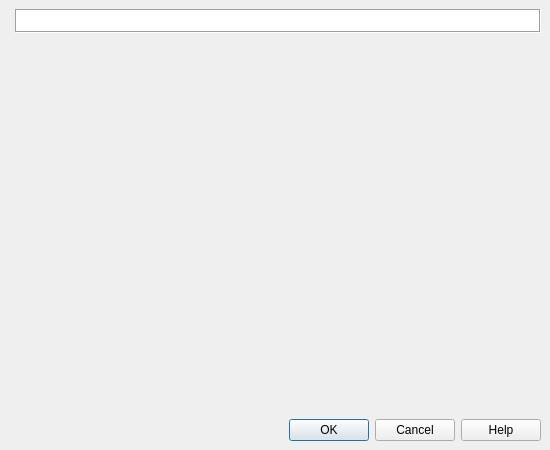
This is vbox/src/VBox/Frontends/VirtualBox/src/settings/UISettingsDialog.ui in jljuxgm/vboxgit as Qt 5 draws it before an edit. The edited form follows.
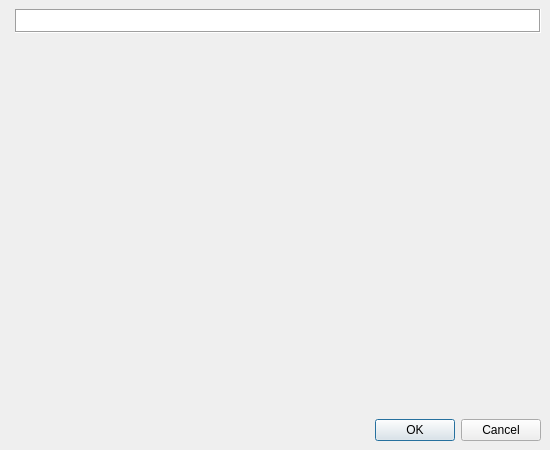
This is the edited form. Custom widgets are drawn as their Qt base class.

Commit message:
commit_59725 ------------------------------------------------------------------------ r59725 | vboxsync | 2016-02-18 22:54:45 +0800 (Thu, 18 Feb 2016) | 1 line
FE/Qt: Qt5 migration (part 95): Preferences/Settings Dialogs: Do not use Help button for now, easiest fix for Qt5 modal dialog vs cocoa native widgets disaster.
------------------------------------------------------------------------

```diff
--- a/vbox/src/VBox/Frontends/VirtualBox/src/settings/UISettingsDialog.ui
+++ b/vbox/src/VBox/Frontends/VirtualBox/src/settings/UISettingsDialog.ui
@@ -110,7 +110,7 @@
     <item row="2" column="0" colspan="2" >
      <widget class="QIDialogButtonBox" name="m_pButtonBox" >
       <property name="standardButtons" >
-       <set>QDialogButtonBox::Cancel|QDialogButtonBox::Help|QDialogButtonBox::NoButton|QDialogButtonBox::Ok</set>
+       <set>QDialogButtonBox::Cancel|QDialogButtonBox::NoButton|QDialogButtonBox::Ok</set>
       </property>
      </widget>
     </item>
```
